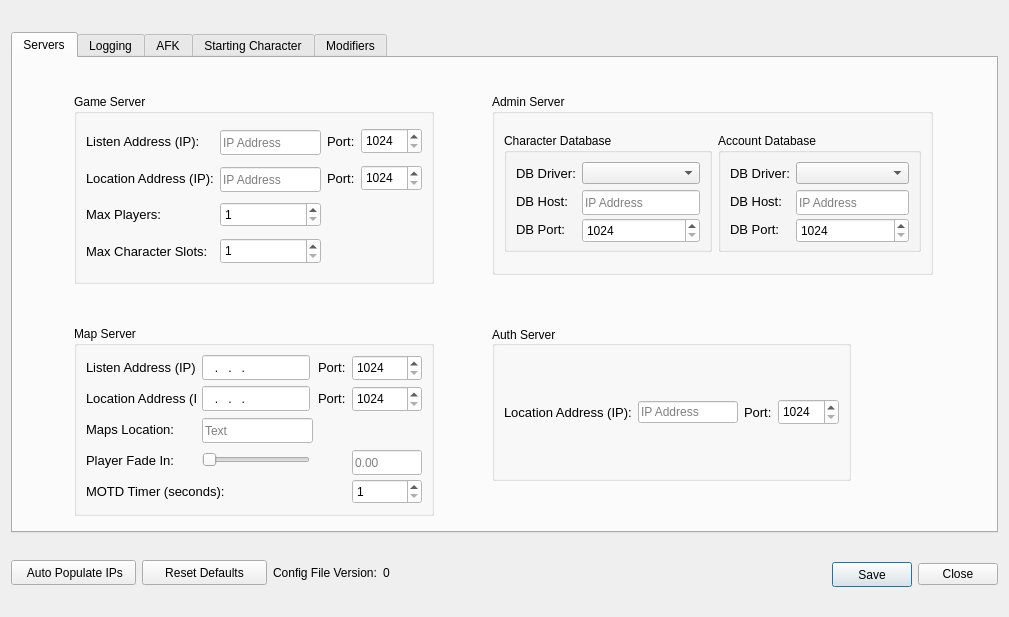
Qt form Utilities/SEGSAdmin/SettingsDialog.ui (Segs/Segs) before a commit.
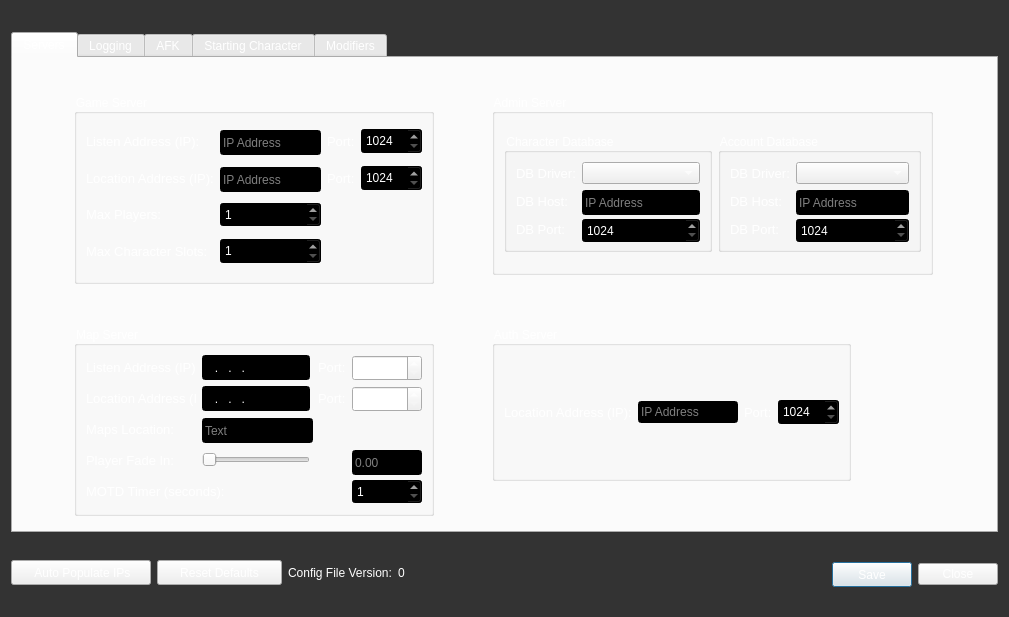
The same form after that commit. Icons and pictures are not drawn.

Commit message: Updated UI in Admin and Origin Editor

Diff of the .ui file:
```diff
--- a/Utilities/SEGSAdmin/SettingsDialog.ui
+++ b/Utilities/SEGSAdmin/SettingsDialog.ui
@@ -13,9 +13,184 @@
     <height>617</height>
    </rect>
   </property>
+  <property name="palette">
+   <palette>
+    <active>
+     <colorrole role="WindowText">
+      <brush brushstyle="SolidPattern">
+       <color alpha="255">
+        <red>255</red>
+        <green>255</green>
+        <blue>255</blue>
+       </color>
+      </brush>
+     </colorrole>
+     <colorrole role="Text">
+      <brush brushstyle="SolidPattern">
+       <color alpha="255">
+        <red>255</red>
+        <green>255</green>
+        <blue>255</blue>
+       </color>
+      </brush>
+     </colorrole>
+     <colorrole role="ButtonText">
+      <brush brushstyle="SolidPattern">
+       <color alpha="255">
+        <red>255</red>
+        <green>255</green>
+        <blue>255</blue>
+       </color>
+      </brush>
+     </colorrole>
+     <colorrole role="Base">
+      <brush brushstyle="SolidPattern">
+       <color alpha="255">
+        <red>30</red>
+        <green>30</green>
+        <blue>30</blue>
+       </color>
+      </brush>
+     </colorrole>
+     <colorrole role="Window">
+      <brush brushstyle="SolidPattern">
+       <color alpha="255">
+        <red>51</red>
+        <green>51</green>
+        <blue>51</blue>
+       </color>
+      </brush>
+     </colorrole>
+     <colorrole role="PlaceholderText">
+      <brush brushstyle="SolidPattern">
+       <color alpha="128">
+        <red>154</red>
+        <green>154</green>
+        <blue>154</blue>
+       </color>
+      </brush>
+     </colorrole>
+    </active>
+    <inactive>
+     <colorrole role="WindowText">
+      <brush brushstyle="SolidPattern">
+       <color alpha="255">
+        <red>255</red>
+        <green>255</green>
+        <blue>255</blue>
+       </color>
+      </brush>
+     </colorrole>
+     <colorrole role="Text">
+      <brush brushstyle="SolidPattern">
+       <color alpha="255">
+        <red>255</red>
+        <green>255</green>
+        <blue>255</blue>
+       </color>
+      </brush>
+     </colorrole>
+     <colorrole role="ButtonText">
+      <brush brushstyle="SolidPattern">
+       <color alpha="255">
+        <red>255</red>
+        <green>255</green>
+        <blue>255</blue>
+       </color>
+      </brush>
+     </colorrole>
+     <colorrole role="Base">
+      <brush brushstyle="SolidPattern">
+       <color alpha="255">
+        <red>30</red>
+        <green>30</green>
+        <blue>30</blue>
+       </color>
+      </brush>
+     </colorrole>
+     <colorrole role="Window">
+      <brush brushstyle="SolidPattern">
+       <color alpha="255">
+        <red>51</red>
+        <green>51</green>
+        <blue>51</blue>
+       </color>
+      </brush>
+     </colorrole>
+     <colorrole role="PlaceholderText">
+      <brush brushstyle="SolidPattern">
+       <color alpha="128">
+        <red>154</red>
+        <green>154</green>
+        <blue>154</blue>
+       </color>
+      </brush>
+     </colorrole>
+    </inactive>
+    <disabled>
+     <colorrole role="WindowText">
+      <brush brushstyle="SolidPattern">
+       <color alpha="255">
+        <red>255</red>
+        <green>255</green>
+        <blue>255</blue>
+       </color>
+      </brush>
+     </colorrole>
+     <colorrole role="Text">
+      <brush brushstyle="SolidPattern">
+       <color alpha="255">
+        <red>255</red>
+        <green>255</green>
+        <blue>255</blue>
+       </color>
+      </brush>
+     </colorrole>
+     <colorrole role="ButtonText">
+      <brush brushstyle="SolidPattern">
+       <color alpha="255">
+        <red>255</red>
+        <green>255</green>
+        <blue>255</blue>
+       </color>
+      </brush>
+     </colorrole>
+     <colorrole role="Base">
+      <brush brushstyle="SolidPattern">
+       <color alpha="255">
+        <red>51</red>
+        <green>51</green>
+        <blue>51</blue>
+       </color>
+      </brush>
+     </colorrole>
+     <colorrole role="Window">
+      <brush brushstyle="SolidPattern">
+       <color alpha="255">
+        <red>51</red>
+        <green>51</green>
+        <blue>51</blue>
+       </color>
+      </brush>
+     </colorrole>
+     <colorrole role="PlaceholderText">
+      <brush brushstyle="SolidPattern">
+       <color alpha="128">
+        <red>154</red>
+        <green>154</green>
+        <blue>154</blue>
+       </color>
+      </brush>
+     </colorrole>
+    </disabled>
+   </palette>
+  </property>
   <property name="windowTitle">
    <string>Settings</string>
   </property>
+  <property name="styleSheet">
+   <string notr="true">color: rgb(255, 255, 255);</string>
+  </property>
   <layout class="QGridLayout" name="gridLayout_10">
    <item row="1" column="5">
     <widget class="QPushButton" name="settings_save_button">
@@ -65,7 +240,7 @@
      </property>
      <property name="sizeHint" stdset="0">
       <size>
-       <width>423</width>
+       <width>395</width>
        <height>20</height>
       </size>
      </property>
@@ -75,7 +250,7 @@
     <widget class="QPushButton" name="ip_auto_populate">
      <property name="minimumSize">
       <size>
-       <width>125</width>
+       <width>140</width>
        <height>21</height>
       </size>
      </property>
@@ -179,8 +354,9 @@
              </size>
             </property>
             <property name="styleSheet">
-             <string notr="true">color: rgb(0, 0, 0);
-background-color: rgb(255, 255, 255);</string>
+             <string notr="true">color: rgb(255, 255, 255);
+background-color: rgb(0, 0, 0);
+</string>
             </property>
             <property name="inputMask">
              <string>000.000.000.000</string>
@@ -196,8 +372,8 @@
              </size>
             </property>
             <property name="styleSheet">
-             <string notr="true">color: rgb(0, 0, 0);
-background-color: rgb(255, 255, 255);</string>
+             <string notr="true">color: rgb(255, 255, 255);
+</string>
             </property>
             <property name="minimum">
              <number>1024</number>
@@ -222,8 +398,9 @@
              </size>
             </property>
             <property name="styleSheet">
-             <string notr="true">color: rgb(0, 0, 0);
-background-color: rgb(255, 255, 255);</string>
+             <string notr="true">color: rgb(255, 255, 255);
+background-color: rgb(0, 0, 0);
+</string>
             </property>
             <property name="placeholderText">
              <string>Text</string>
@@ -251,8 +428,9 @@
              </size>
             </property>
             <property name="styleSheet">
-             <string notr="true">color: rgb(0, 0, 0);
-background-color: rgb(255, 255, 255);</string>
+             <string notr="true">color: rgb(255, 255, 255);
+background-color: rgb(0, 0, 0);
+</string>
             </property>
             <property name="minimum">
              <number>1</number>
@@ -301,8 +479,9 @@
              </size>
             </property>
             <property name="styleSheet">
-             <string notr="true">color: rgb(0, 0, 0);
-background-color: rgb(255, 255, 255);</string>
+             <string notr="true">color: rgb(255, 255, 255);
+background-color: rgb(0, 0, 0);
+</string>
             </property>
             <property name="placeholderText">
              <string>0.00</string>
@@ -318,8 +497,8 @@
              </size>
             </property>
             <property name="styleSheet">
-             <string notr="true">color: rgb(0, 0, 0);
-background-color: rgb(255, 255, 255);</string>
+             <string notr="true">color: rgb(255, 255, 255);
+</string>
             </property>
             <property name="minimum">
              <number>1024</number>
@@ -368,8 +547,9 @@
              </size>
             </property>
             <property name="styleSheet">
-             <string notr="true">color: rgb(0, 0, 0);
-background-color: rgb(255, 255, 255);</string>
+             <string notr="true">color: rgb(255, 255, 255);
+background-color: rgb(0, 0, 0);
+</string>
             </property>
             <property name="inputMask">
              <string>000.000.000.000</string>
@@ -482,8 +662,9 @@
              </size>
             </property>
             <property name="styleSheet">
-             <string notr="true">color: rgb(0, 0, 0);
-background-color: rgb(255, 255, 255);</string>
+             <string notr="true">color: rgb(255, 255, 255);
+background-color: rgb(0, 0, 0);
+</string>
             </property>
             <property name="inputMask">
              <string/>
@@ -514,8 +695,9 @@
              </size>
             </property>
             <property name="styleSheet">
-             <string notr="true">color: rgb(0, 0, 0);
-background-color: rgb(255, 255, 255);</string>
+             <string notr="true">color: rgb(255, 255, 255);
+background-color: rgb(0, 0, 0);
+</string>
             </property>
             <property name="minimum">
              <number>1</number>
@@ -534,8 +716,9 @@
              </size>
             </property>
             <property name="styleSheet">
-             <string notr="true">color: rgb(0, 0, 0);
-background-color: rgb(255, 255, 255);</string>
+             <string notr="true">color: rgb(255, 255, 255);
+background-color: rgb(0, 0, 0);
+</string>
             </property>
             <property name="minimum">
              <number>1024</number>
@@ -602,8 +785,9 @@
              </size>
             </property>
             <property name="styleSheet">
-             <string notr="true">color: rgb(0, 0, 0);
-background-color: rgb(255, 255, 255);</string>
+             <string notr="true">color: rgb(255, 255, 255);
+background-color: rgb(0, 0, 0);
+</string>
             </property>
             <property name="minimum">
              <number>1024</number>
@@ -628,8 +812,9 @@
              </size>
             </property>
             <property name="styleSheet">
-             <string notr="true">color: rgb(0, 0, 0);
-background-color: rgb(255, 255, 255);</string>
+             <string notr="true">color: rgb(255, 255, 255);
+background-color: rgb(0, 0, 0);
+</string>
             </property>
             <property name="inputMask">
              <string/>
@@ -660,8 +845,9 @@
              </size>
             </property>
             <property name="styleSheet">
-             <string notr="true">color: rgb(0, 0, 0);
-background-color: rgb(255, 255, 255);</string>
+             <string notr="true">color: rgb(255, 255, 255);
+background-color: rgb(0, 0, 0);
+</string>
             </property>
             <property name="minimum">
              <number>1</number>
@@ -731,8 +917,9 @@
                 </size>
                </property>
                <property name="styleSheet">
-                <string notr="true">color: rgb(0, 0, 0);
-background-color: rgb(255, 255, 255);</string>
+                <string notr="true">color: rgb(255, 255, 255);
+background-color: rgb(0, 0, 0);
+</string>
                </property>
                <property name="inputMask">
                 <string/>
@@ -766,8 +953,9 @@
                 </size>
                </property>
                <property name="styleSheet">
-                <string notr="true">color: rgb(0, 0, 0);
-background-color: rgb(255, 255, 255);</string>
+                <string notr="true">color: rgb(255, 255, 255);
+background-color: rgb(0, 0, 0);
+</string>
                </property>
                <property name="minimum">
                 <number>1024</number>
@@ -864,8 +1052,9 @@
                 </size>
                </property>
                <property name="styleSheet">
-                <string notr="true">color: rgb(0, 0, 0);
-background-color: rgb(255, 255, 255);</string>
+                <string notr="true">color: rgb(255, 255, 255);
+background-color: rgb(0, 0, 0);
+</string>
                </property>
                <property name="inputMask">
                 <string/>
@@ -896,8 +1085,9 @@
                 </size>
                </property>
                <property name="styleSheet">
-                <string notr="true">color: rgb(0, 0, 0);
-background-color: rgb(255, 255, 255);</string>
+                <string notr="true">color: rgb(255, 255, 255);
+background-color: rgb(0, 0, 0);
+</string>
                </property>
                <property name="minimum">
                 <number>1024</number>
@@ -971,9 +1161,13 @@
                 <height>16777215</height>
                </size>
               </property>
+              <property name="autoFillBackground">
+               <bool>false</bool>
+              </property>
               <property name="styleSheet">
-               <string notr="true">color: rgb(0, 0, 0);
-background-color: rgb(255, 255, 255);</string>
+               <string notr="true">color: rgb(255, 255, 255);
+background-color: rgb(0, 0, 0);
+</string>
               </property>
               <property name="inputMask">
                <string/>
@@ -1008,8 +1202,9 @@
                </size>
               </property>
               <property name="styleSheet">
-               <string notr="true">color: rgb(0, 0, 0);
-background-color: rgb(255, 255, 255);</string>
+               <string notr="true">color: rgb(255, 255, 255);
+background-color: rgb(0, 0, 0);
+</string>
               </property>
               <property name="minimum">
                <number>1024</number>
```
The commit also changes 1 other file.
